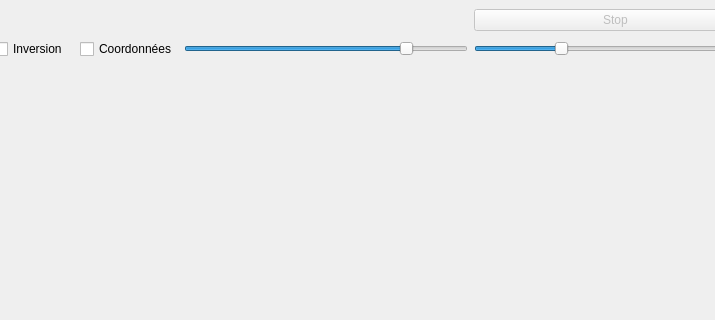
This is mainwindow.ui in Lotheas/PFE-Vision as Qt 5 draws it before an edit; both pictures show x 293 to 1008 and y 0 to 320 of the 1169 by 714 pixel window. The edited form follows.
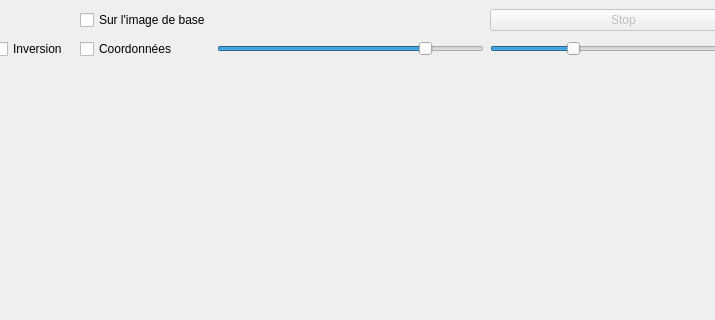
This is the edited form.

Commit message: Ajout fonction affichage sur image

```diff
--- a/mainwindow.ui
+++ b/mainwindow.ui
@@ -237,6 +237,13 @@
       </property>
      </widget>
     </item>
+    <item row="0" column="6">
+     <widget class="QCheckBox" name="checkBox_onRealImage">
+      <property name="text">
+       <string>Sur l'image de base</string>
+      </property>
+     </widget>
+    </item>
    </layout>
   </widget>
   <widget class="QStatusBar" name="statusbar"/>
```
The commit also changes 2 other files.
